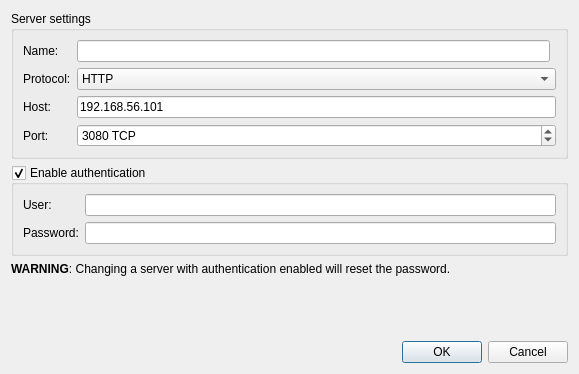
Before: the Qt Designer form gns3/ui/edit_compute_dialog.ui in GNS3/gns3-gui, drawn with Qt 5.
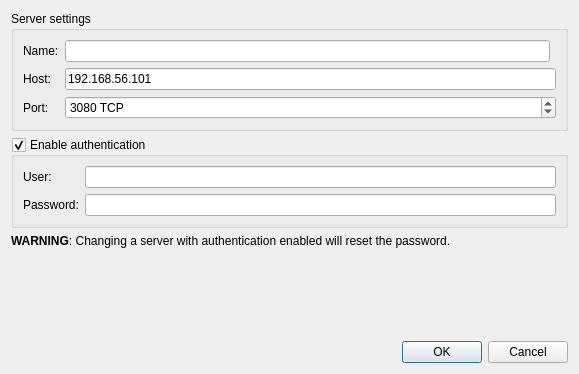
After: the same form once the commit is applied.

Diff of the .ui file:
```diff
--- a/gns3/ui/edit_compute_dialog.ui
+++ b/gns3/ui/edit_compute_dialog.ui
@@ -23,7 +23,10 @@
       <string>Server settings</string>
      </property>
      <layout class="QGridLayout" name="gridLayout">
-      <item row="3" column="1" colspan="2">
+      <item row="0" column="1">
+       <widget class="QLineEdit" name="uiServerNameLineEdit"/>
+      </item>
+      <item row="2" column="1" colspan="2">
        <widget class="QSpinBox" name="uiServerPortSpinBox">
         <property name="sizePolicy">
          <sizepolicy hsizetype="Expanding" vsizetype="Fixed">
@@ -42,67 +45,34 @@
         </property>
        </widget>
       </item>
-      <item row="1" column="0">
-       <widget class="QLabel" name="uiServerProtocolLabel">
+      <item row="0" column="0">
+       <widget class="QLabel" name="label">
         <property name="text">
-         <string>Protocol:</string>
+         <string>Name:</string>
         </property>
        </widget>
       </item>
       <item row="1" column="1" colspan="2">
-       <widget class="QComboBox" name="uiServerProtocolComboBox">
-        <property name="sizePolicy">
-         <sizepolicy hsizetype="Expanding" vsizetype="Fixed">
-          <horstretch>0</horstretch>
-          <verstretch>0</verstretch>
-         </sizepolicy>
-        </property>
-        <property name="currentText">
-         <string>HTTP</string>
-        </property>
-        <item>
-         <property name="text">
-          <string>HTTP</string>
-         </property>
-        </item>
-        <item>
-         <property name="text">
-          <string>HTTPS</string>
-         </property>
-        </item>
-       </widget>
-      </item>
-      <item row="2" column="0">
-       <widget class="QLabel" name="uiServerHostLabel">
-        <property name="text">
-         <string>Host:</string>
-        </property>
-       </widget>
-      </item>
-      <item row="2" column="1" colspan="2">
        <widget class="QLineEdit" name="uiServerHostLineEdit">
         <property name="text">
          <string>192.168.56.101</string>
         </property>
        </widget>
       </item>
-      <item row="3" column="0">
+      <item row="1" column="0">
+       <widget class="QLabel" name="uiServerHostLabel">
+        <property name="text">
+         <string>Host:</string>
+        </property>
+       </widget>
+      </item>
+      <item row="2" column="0">
        <widget class="QLabel" name="uiServerPortLabel">
         <property name="text">
          <string>Port:</string>
         </property>
        </widget>
       </item>
-      <item row="0" column="0">
-       <widget class="QLabel" name="label">
-        <property name="text">
-         <string>Name:</string>
-        </property>
-       </widget>
-      </item>
-      <item row="0" column="1">
-       <widget class="QLineEdit" name="uiServerNameLineEdit"/>
-      </item>
      </layout>
     </widget>
    </item>
```
Left out of the diff: 1 changed line with no effect on the pictures.
